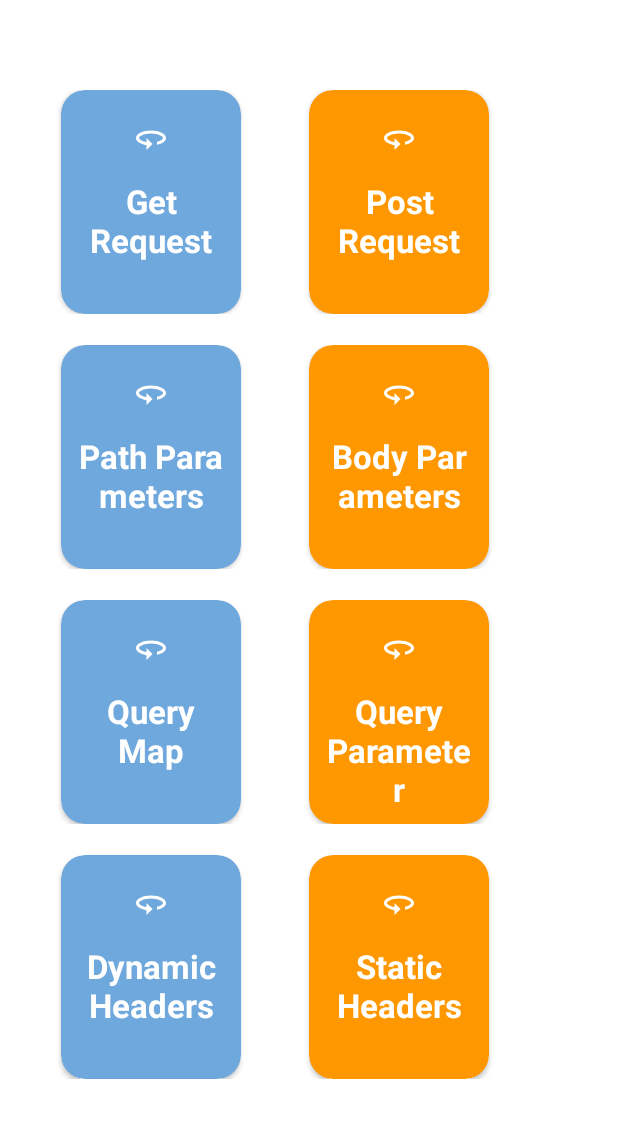
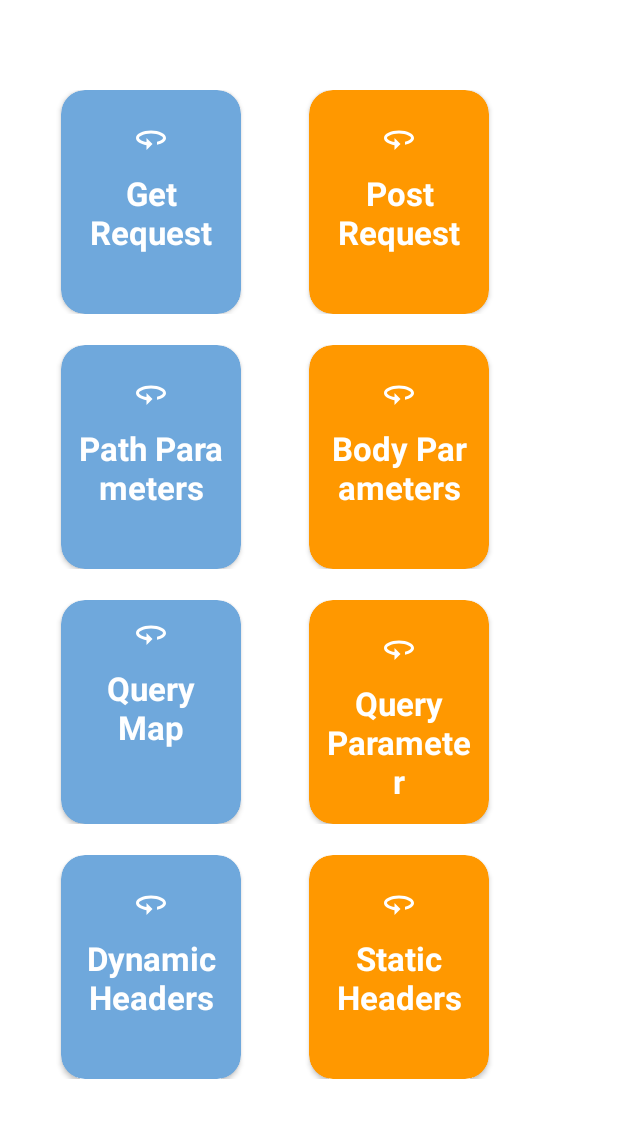
Before and after one commit to MoustafaAzzam/Retrofit2MVVM, an Android app: the screen it shows after launch (RetrofitUsageActivity), on a phone screen of 412 x 824 dp, the part 79-1217 px from its top. Run offline under Robolectric (Android 15) with nearby library versions, the light colour scheme and no system bars.

Commit message:
Updating Main Activity UI

```diff
--- a/app/src/main/res/layout/activity_retrofitusage.xml
+++ b/app/src/main/res/layout/activity_retrofitusage.xml
@@ -21,7 +21,7 @@
 
         <androidx.constraintlayout.widget.ConstraintLayout
             android:layout_width="match_parent"
-            android:layout_height="match_parent"
+            android:layout_height="wrap_content"
             app:layout_constraintBottom_toBottomOf="parent"
             app:layout_constraintEnd_toEndOf="parent"
             app:layout_constraintStart_toStartOf="parent"
@@ -100,34 +100,21 @@
                         app:layout_constraintTop_toTopOf="parent">
 
 
-                        <LinearLayout
-                            android:layout_width="match_parent"
-                            android:layout_height="match_parent"
-                            android:layout_marginLeft="10dp"
-                            android:layout_marginTop="10dp"
-                            android:layout_marginRight="10dp"
-                            android:layout_marginBottom="10dp"
-                            android:orientation="vertical"
-
-                            >
-
-                            <ImageView
-                                android:layout_width="match_parent"
-                                android:layout_height="wrap_content"
-                                android:layout_marginTop="10dp"
-                                app:srcCompat="@drawable/ic_one" />
-
                         <TextView
                             android:layout_width="match_parent"
                             android:layout_height="wrap_content"
-                                android:layout_marginTop="15dp"
+                            android:layout_marginLeft="10dp"
+                            android:layout_marginTop="20dp"
+                            android:layout_marginRight="10dp"
+                            android:layout_marginBottom="10dp"
                             android:textStyle="bold"
+                            android:drawablePadding="10dp"
                             android:gravity="center_horizontal"
                             android:text="@string/Get_Request"
+                            android:drawableTop="@drawable/ic_one"
                             android:textAlignment="center"
                             android:textColor="@color/white"
                             android:textSize="10pt" />
-                        </LinearLayout>
 
 
                     </androidx.cardview.widget.CardView>
@@ -148,34 +135,24 @@
                         app:layout_constraintTop_toTopOf="parent">
 
 
-                        <LinearLayout
-                            android:layout_width="match_parent"
-                            android:layout_height="match_parent"
-                            android:layout_marginLeft="10dp"
-                            android:layout_marginTop="10dp"
-                            android:layout_marginRight="10dp"
-                            android:layout_marginBottom="10dp"
-                            android:orientation="vertical"
 
-                            >
-
-                            <ImageView
-                                android:layout_width="match_parent"
-                                android:layout_height="wrap_content"
-                                android:layout_marginTop="10dp"
-                                app:srcCompat="@drawable/ic_one" />
 
                             <TextView
                                 android:layout_width="match_parent"
                                 android:layout_height="wrap_content"
-                                android:layout_marginTop="15dp"
+                                android:layout_marginLeft="10dp"
+                                android:layout_marginTop="20dp"
+                                android:layout_marginRight="10dp"
+                                android:layout_marginBottom="10dp"
                                 android:gravity="center_horizontal"
+                                android:drawableTop="@drawable/ic_one"
+                                android:drawablePadding="10dp"
                                 android:text="@string/Post"
                                 android:textStyle="bold"
                                 android:textAlignment="center"
                                 android:textColor="@color/white"
                                 android:textSize="10pt" />
-                        </LinearLayout>
+
 
 
                     </androidx.cardview.widget.CardView>
@@ -211,34 +188,22 @@
                         app:layout_constraintTop_toTopOf="parent">
 
 
-                        <LinearLayout
-                            android:layout_width="match_parent"
-                            android:layout_height="match_parent"
-                            android:layout_marginLeft="10dp"
-                            android:layout_marginTop="10dp"
-                            android:layout_marginRight="10dp"
-                            android:layout_marginBottom="10dp"
-                            android:orientation="vertical"
-
-                            >
-
-                            <ImageView
-                                android:layout_width="match_parent"
-                                android:layout_height="wrap_content"
-                                android:layout_marginTop="10dp"
-                                app:srcCompat="@drawable/ic_one" />
-
                             <TextView
                                 android:layout_width="match_parent"
                                 android:layout_height="wrap_content"
-                                android:layout_marginTop="15dp"
                                 android:gravity="center_horizontal"
                                 android:text="@string/Path_Parameters"
                                 android:textStyle="bold"
+                                android:layout_marginLeft="10dp"
+                                android:layout_marginTop="20dp"
+                                android:layout_marginRight="10dp"
+                                android:layout_marginBottom="10dp"
+                                android:drawablePadding="10dp"
+                                android:drawableTop="@drawable/ic_one"
                                 android:textAlignment="center"
                                 android:textColor="@color/white"
                                 android:textSize="10pt" />
-                        </LinearLayout>
+
 
 
                     </androidx.cardview.widget.CardView>
@@ -260,34 +225,23 @@
                         app:layout_constraintTop_toTopOf="parent">
 
 
-                        <LinearLayout
-                            android:layout_width="match_parent"
-                            android:layout_height="match_parent"
-                            android:layout_marginLeft="10dp"
-                            android:layout_marginTop="10dp"
-                            android:layout_marginRight="10dp"
-                            android:layout_marginBottom="10dp"
-                            android:orientation="vertical"
-
-                            >
-
-                            <ImageView
-                                android:layout_width="match_parent"
-                                android:layout_height="wrap_content"
-                                android:layout_marginTop="10dp"
-                                app:srcCompat="@drawable/ic_one" />
 
                             <TextView
                                 android:layout_width="match_parent"
                                 android:layout_height="wrap_content"
-                                android:layout_marginTop="15dp"
+                                android:layout_marginLeft="10dp"
+                                android:layout_marginTop="20dp"
+                                android:layout_marginRight="10dp"
+                                android:layout_marginBottom="10dp"
                                 android:textStyle="bold"
+                                android:drawableTop="@drawable/ic_one"
+                                android:drawablePadding="10dp"
                                 android:gravity="center_horizontal"
                                 android:text="@string/Body_Parameters"
                                 android:textAlignment="center"
                                 android:textColor="@color/white"
                                 android:textSize="10pt" />
-                        </LinearLayout>
+
 
 
                     </androidx.cardview.widget.CardView>
@@ -323,34 +277,22 @@
                         app:layout_constraintTop_toTopOf="parent">
 
 
-                        <LinearLayout
+
+                            <TextView
                                 android:layout_width="match_parent"
-                            android:layout_height="match_parent"
+                                android:layout_height="wrap_content"
                                 android:layout_marginLeft="10dp"
                                 android:layout_marginTop="10dp"
                                 android:layout_marginRight="10dp"
                                 android:layout_marginBottom="10dp"
-                            android:orientation="vertical"
-
-                            >
-
-                            <ImageView
-                                android:layout_width="match_parent"
-                                android:layout_height="wrap_content"
-                                android:layout_marginTop="10dp"
-                                app:srcCompat="@drawable/ic_one" />
-
-                            <TextView
-                                android:layout_width="match_parent"
-                                android:layout_height="wrap_content"
-                                android:layout_marginTop="15dp"
                                 android:gravity="center_horizontal"
                                 android:text="@string/Query_Map"
                                 android:textStyle="bold"
+                                android:drawablePadding="10dp"
+                                android:drawableTop="@drawable/ic_one"
                                 android:textAlignment="center"
                                 android:textColor="@color/white"
                                 android:textSize="10pt" />
-                        </LinearLayout>
 
 
                     </androidx.cardview.widget.CardView>
@@ -372,34 +314,22 @@
                         app:layout_constraintTop_toTopOf="parent">
 
 
-                        <LinearLayout
-                            android:layout_width="match_parent"
-                            android:layout_height="match_parent"
-                            android:layout_marginLeft="10dp"
-                            android:layout_marginTop="10dp"
-                            android:layout_marginRight="10dp"
-                            android:layout_marginBottom="10dp"
-                            android:orientation="vertical"
-
-                            >
-
-                            <ImageView
-                                android:layout_width="match_parent"
-                                android:layout_height="wrap_content"
-                                android:layout_marginTop="10dp"
-                                app:srcCompat="@drawable/ic_one" />
-
                             <TextView
                                 android:layout_width="match_parent"
                                 android:layout_height="wrap_content"
-                                android:layout_marginTop="15dp"
+                                android:layout_marginLeft="10dp"
+                                android:layout_marginTop="20dp"
+                                android:layout_marginRight="10dp"
+                                android:layout_marginBottom="10dp"
                                 android:gravity="center_horizontal"
                                 android:text="@string/Query_Parameter"
+                                android:drawableTop="@drawable/ic_one"
+                                android:drawablePadding="10dp"
                                 android:textStyle="bold"
                                 android:textAlignment="center"
                                 android:textColor="@color/white"
                                 android:textSize="10pt" />
-                        </LinearLayout>
+
 
 
                     </androidx.cardview.widget.CardView>
@@ -434,34 +364,22 @@
                         app:layout_constraintTop_toTopOf="parent">
 
 
-                        <LinearLayout
-                            android:layout_width="match_parent"
-                            android:layout_height="match_parent"
-                            android:layout_marginLeft="10dp"
-                            android:layout_marginTop="10dp"
-                            android:layout_marginRight="10dp"
-                            android:layout_marginBottom="10dp"
-                            android:orientation="vertical"
-
-                            >
-
-                            <ImageView
-                                android:layout_width="match_parent"
-                                android:layout_height="wrap_content"
-                                android:layout_marginTop="10dp"
-                                app:srcCompat="@drawable/ic_one" />
-
                             <TextView
                                 android:layout_width="match_parent"
                                 android:layout_height="wrap_content"
-                                android:layout_marginTop="15dp"
+                                android:layout_marginLeft="10dp"
+                                android:layout_marginTop="20dp"
+                                android:layout_marginRight="10dp"
+                                android:layout_marginBottom="10dp"
                                 android:gravity="center_horizontal"
                                 android:text="@string/Dynamic_Headers"
+                                android:drawablePadding="10dp"
+                                android:drawableTop="@drawable/ic_one"
                                 android:textStyle="bold"
                                 android:textAlignment="center"
                                 android:textColor="@color/white"
                                 android:textSize="10pt" />
-                        </LinearLayout>
+
 
 
                     </androidx.cardview.widget.CardView>
@@ -482,34 +400,22 @@
                         app:layout_constraintTop_toTopOf="parent">
 
 
-                        <LinearLayout
-                            android:layout_width="match_parent"
-                            android:layout_height="match_parent"
-                            android:layout_marginLeft="10dp"
-                            android:layout_marginTop="10dp"
-                            android:layout_marginRight="10dp"
-                            android:layout_marginBottom="10dp"
-                            android:orientation="vertical"
-
-                            >
-
-                            <ImageView
-                                android:layout_width="match_parent"
-                                android:layout_height="wrap_content"
-                                android:layout_marginTop="10dp"
-                                app:srcCompat="@drawable/ic_one" />
-
                             <TextView
                                 android:layout_width="match_parent"
                                 android:layout_height="wrap_content"
-                                android:layout_marginTop="15dp"
+                                android:layout_marginLeft="10dp"
+                                android:layout_marginTop="20dp"
+                                android:layout_marginRight="10dp"
+                                android:layout_marginBottom="10dp"
                                 android:gravity="center_horizontal"
                                 android:text="@string/static_headers"
+                                android:drawableTop="@drawable/ic_one"
+                                android:drawablePadding="10dp"
                                 android:textStyle="bold"
                                 android:textAlignment="center"
                                 android:textColor="@color/white"
                                 android:textSize="10pt" />
-                        </LinearLayout>
+
 
 
                     </androidx.cardview.widget.CardView>
```
Lines whose indentation alone changed are shown as unchanged.
